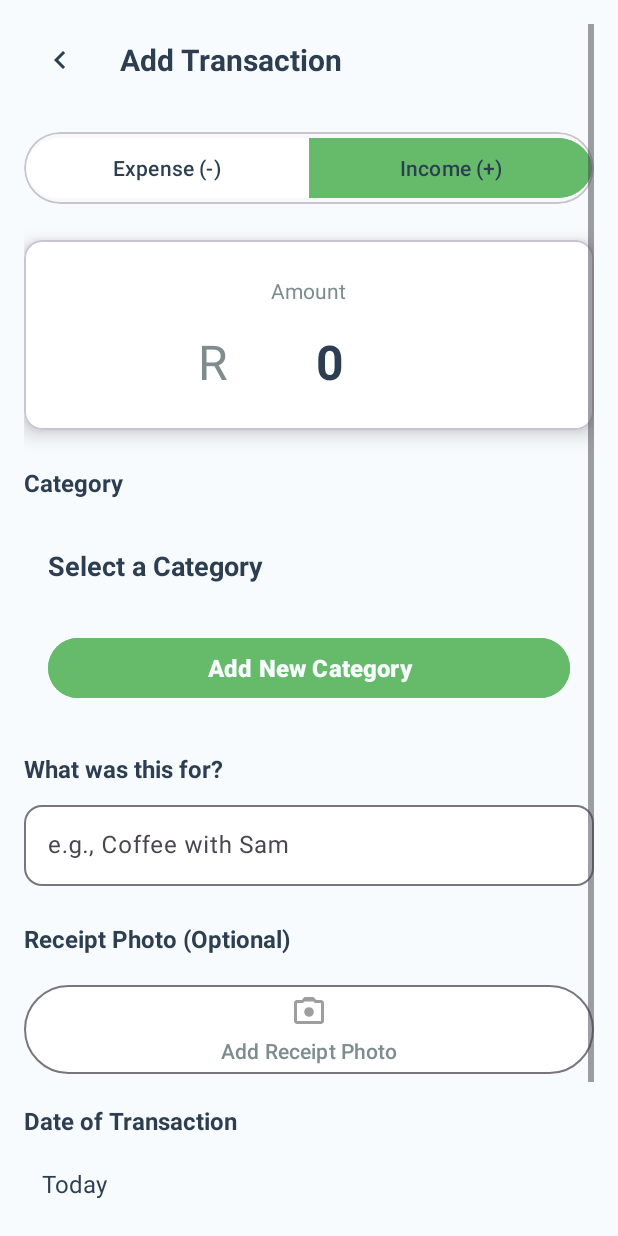
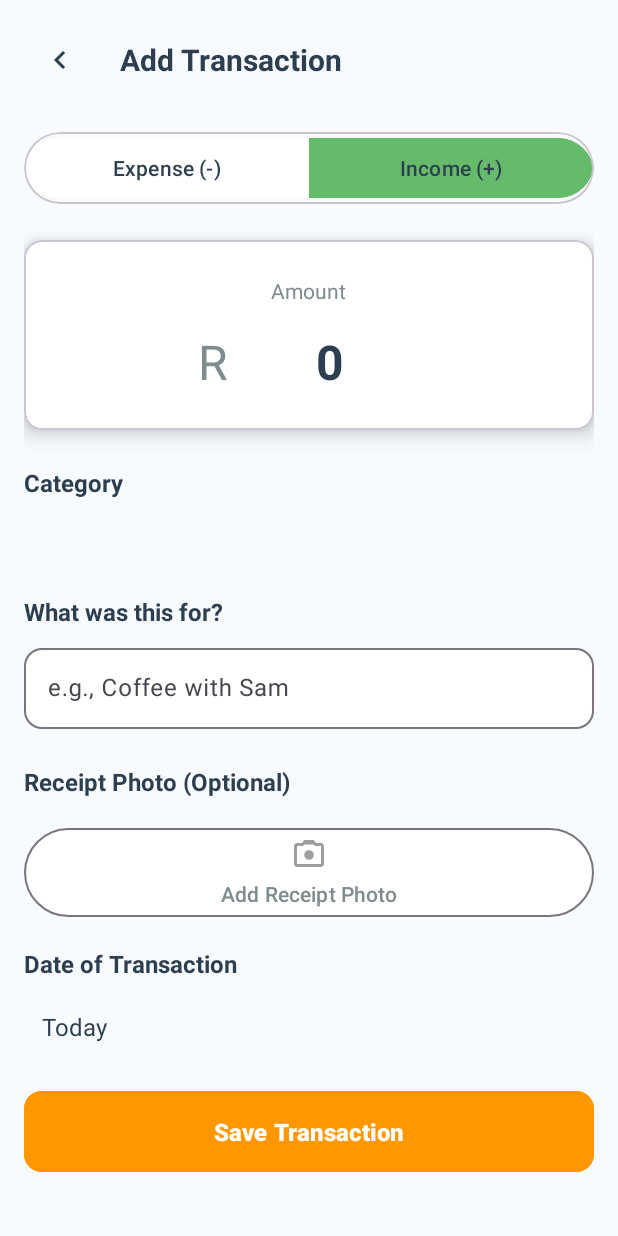
Before and after one commit to vanderwaltrei/TallyUp, an Android app: the layout fragment_add_transaction.xml on its own in the app's theme, with its tools: preview values and no code run, on a phone screen of 412 x 824 dp. Run offline under Robolectric (Android 15) with nearby library versions, the phone set to English and light mode, and no system bars.

Commit message:
updated grid view, removed button from bottom, will add in grid

```diff
--- a/app/src/main/res/layout/fragment_add_transaction.xml
+++ b/app/src/main/res/layout/fragment_add_transaction.xml
@@ -175,37 +175,13 @@
                 android:orientation="vertical"
                 android:padding="16dp">
 
-                <!-- 🌟 Optional header -->
-                <TextView
-                    android:id="@+id/categoryHeader"
-                    android:layout_width="wrap_content"
-                    android:layout_height="wrap_content"
-                    android:text="Select a Category"
-                    android:textSize="18sp"
-                    android:textStyle="bold"
-                    android:textColor="@color/foreground"
-                    android:layout_marginBottom="8dp" />
-
-                <!-- ✅ RecyclerView grid -->
+                <!--RecyclerView grid -->
                 <androidx.recyclerview.widget.RecyclerView
                     android:id="@+id/categoryGrid"
                     android:layout_width="match_parent"
                     android:layout_height="wrap_content"
                     android:clipToPadding="false"
                     android:scrollbars="vertical"
-                    android:layout_marginBottom="16dp" />
-
-                <!-- ➕ Add New button -->
-                <Button
-                    android:id="@+id/buttonAddNew"
-                    android:layout_width="match_parent"
-                    android:layout_height="wrap_content"
-                    android:text="Add New Category"
-                    android:textSize="16sp"
-                    android:textStyle="bold"
-                    android:backgroundTint="@color/success"
-                    android:textColor="@color/background"
-                    android:layout_marginTop="8dp"
                     android:layout_marginBottom="16dp" />
 
             </LinearLayout>
```
